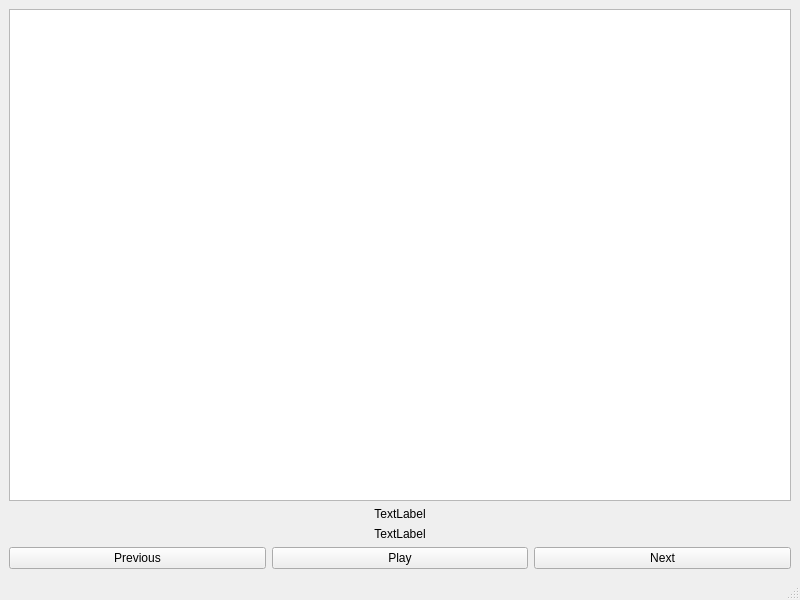
Above: render/qt/main_window.ui from EricBotter/audiPi before the change. Below: the same form after it.
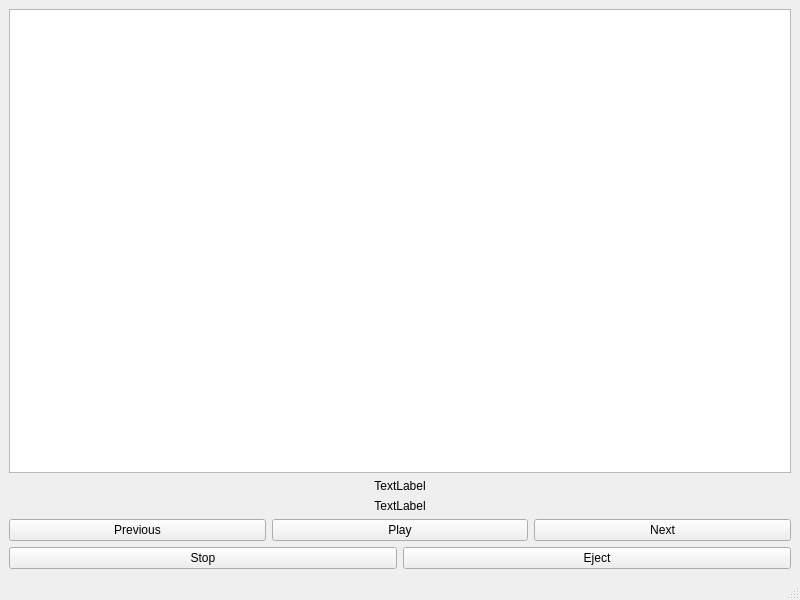
That is the form after the change. Icons and pictures are not drawn.

Commit message: Added jump to track, stop and eject

Diff of the .ui file:
```diff
--- a/render/qt/main_window.ui
+++ b/render/qt/main_window.ui
@@ -77,6 +77,33 @@
         </item>
        </layout>
       </item>
+      <item>
+       <layout class="QHBoxLayout" name="horizontalLayout_3">
+        <property name="topMargin">
+         <number>0</number>
+        </property>
+        <item>
+         <widget class="QPushButton" name="stopButton">
+          <property name="text">
+           <string>Stop</string>
+          </property>
+          <property name="icon">
+           <iconset theme="QIcon::ThemeIcon::MediaPlaybackStop"/>
+          </property>
+         </widget>
+        </item>
+        <item>
+         <widget class="QPushButton" name="ejectButton">
+          <property name="text">
+           <string>Eject</string>
+          </property>
+          <property name="icon">
+           <iconset theme="QIcon::ThemeIcon::MediaEject"/>
+          </property>
+         </widget>
+        </item>
+       </layout>
+      </item>
      </layout>
     </item>
    </layout>
```
The commit also changes 4 other files.
